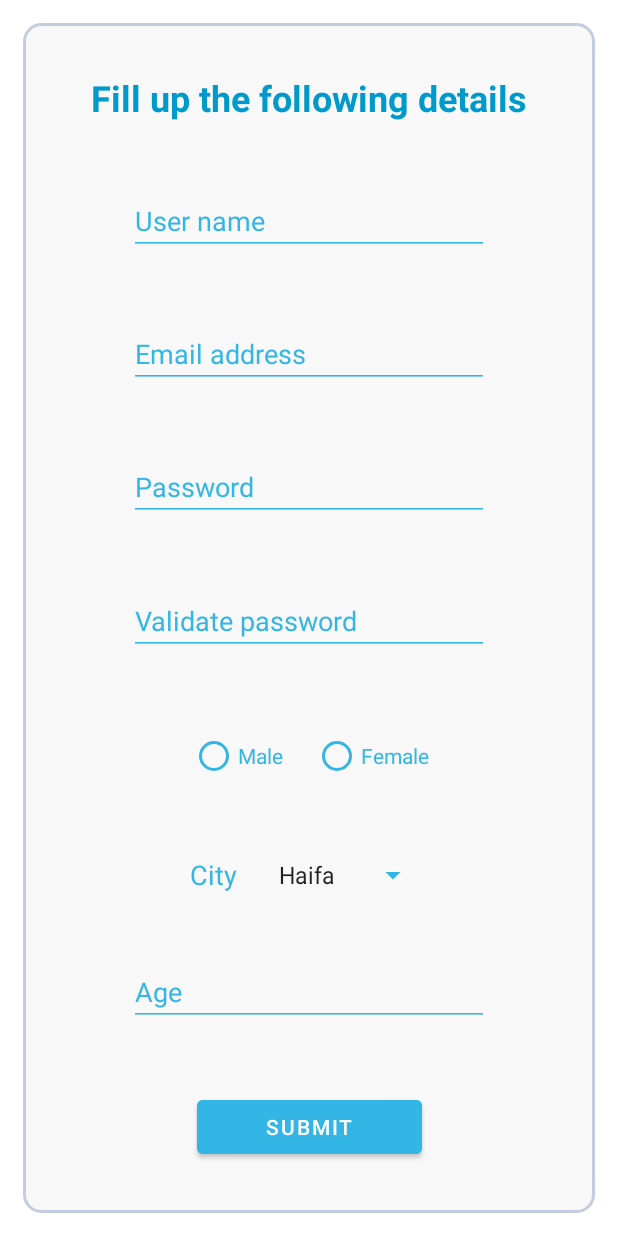
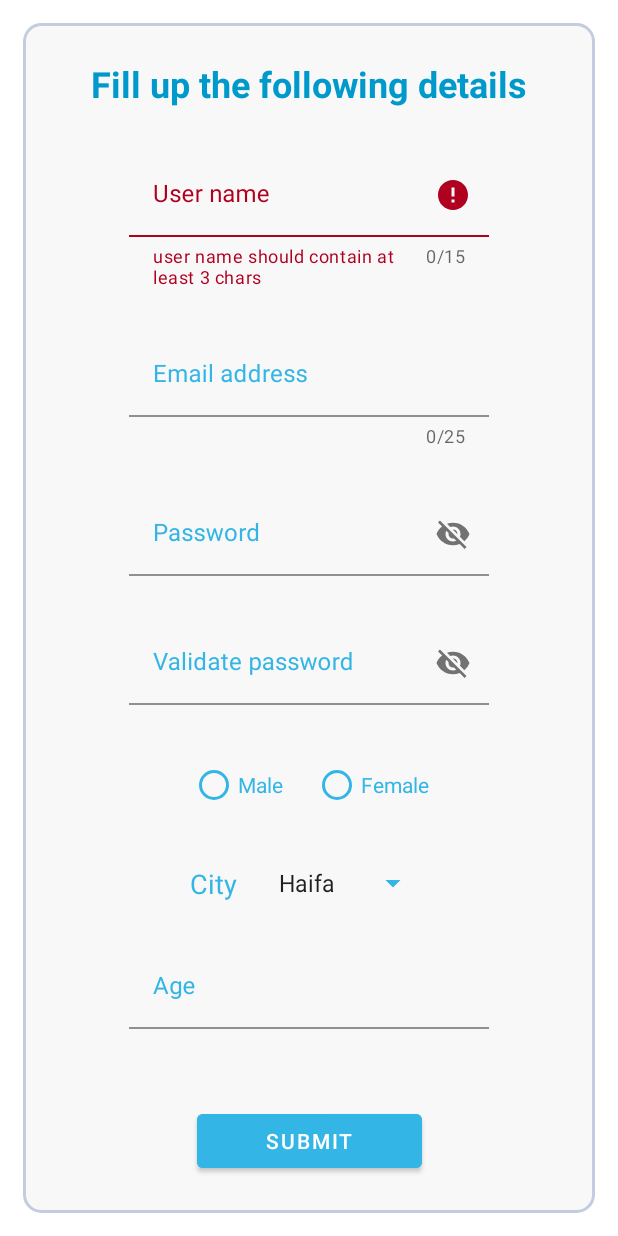
Before and after one commit to ofirmoss/IntroProject, an Android app: the FormFragment screen opened through its navigation route, after a tap on "SUBMIT", on a phone screen of 412 x 824 dp. Run offline under Robolectric (Android 15) with nearby library versions, the phone set to English and light mode, and no system bars; our stand-ins replace Room's generated code.

Commit message:
upgrading form

```diff
--- a/app/src/main/java/mossinoson/ofir/firstApp/data/local/db/UserDatebase.kt
+++ b/app/src/main/java/mossinoson/ofir/firstApp/data/local/db/UserDatebase.kt
@@ -8,7 +8,7 @@ import mossinoson.ofir.firstApp.data.local.entity.User
 import mossinoson.ofir.firstApp.data.local.db.dao.UserDao
 
 @Database(entities = [User::class], version = 1, exportSchema = false)
-public abstract class UserDatebase : RoomDatabase() {
+abstract class UserDatebase : RoomDatabase() {
 
     abstract fun userDao(): UserDao
 
--- a/app/src/main/java/mossinoson/ofir/firstApp/data/local/db/dao/UserDao.kt
+++ b/app/src/main/java/mossinoson/ofir/firstApp/data/local/db/dao/UserDao.kt
@@ -5,7 +5,7 @@ import androidx.room.*
 import mossinoson.ofir.firstApp.data.local.entity.User
 
 @Dao
-interface UserDao {
+interface  UserDao {
 
     @Insert(onConflict = OnConflictStrategy.REPLACE)
     fun addUser(user: User)
--- a/app/src/main/java/mossinoson/ofir/firstApp/ui/form/FormFragment.kt
+++ b/app/src/main/java/mossinoson/ofir/firstApp/ui/form/FormFragment.kt
@@ -6,10 +6,12 @@ import android.view.LayoutInflater
 import android.view.View
 import android.view.ViewGroup
 import android.widget.*
+import androidx.core.widget.doAfterTextChanged
 import androidx.fragment.app.Fragment
 import androidx.lifecycle.ViewModelProvider
 import androidx.navigation.fragment.findNavController
 import androidx.navigation.fragment.navArgs
+import com.google.android.material.textfield.TextInputLayout
 import mossinoson.ofir.firstApp.R
 import mossinoson.ofir.firstApp.data.local.entity.User
 import mossinoson.ofir.firstApp.ui.userlist.UserListViewModel
@@ -19,13 +21,13 @@ class FormFragment : Fragment() {
 
     private val args by navArgs<FormFragmentArgs>()
 
-    private lateinit var userNameEt: EditText
-    private lateinit var emailEt: EditText
-    private lateinit var passwordEt: EditText
-    private lateinit var passwordValidationEt: EditText
+    private lateinit var userNameTil: TextInputLayout
+    private lateinit var emailTil: TextInputLayout
+    private lateinit var passwordTil: TextInputLayout
+    private lateinit var passwordValidationTil: TextInputLayout
     private lateinit var genderRg: RadioGroup
     private lateinit var citySpinner: Spinner
-    private lateinit var ageEt: EditText
+    private lateinit var ageTil: TextInputLayout
     private lateinit var submitBtn: Button
 
     private lateinit var mUserListViewModel: UserListViewModel
@@ -44,17 +46,16 @@ class FormFragment : Fragment() {
         return inflater.inflate(R.layout.fragment_form, container, false)
     }
 
-    override fun onActivityCreated(savedInstanceState: Bundle?) {
-        super.onActivityCreated(savedInstanceState)
-//        super.onCreate(savedInstanceState)
+    override fun onViewCreated(view: View, savedInstanceState: Bundle?) {
+        super.onViewCreated(view, savedInstanceState)
         requireView().apply {
-            userNameEt = findViewById(R.id.user_name_et)
-            emailEt = findViewById(R.id.email_et)
-            passwordEt = findViewById(R.id.password_et)
-            passwordValidationEt = findViewById(R.id.password_validation_et)
+            userNameTil = findViewById(R.id.user_name_et)
+            emailTil = findViewById(R.id.email_et)
+            passwordTil = findViewById(R.id.password_et)
+            passwordValidationTil = findViewById(R.id.password_validation_et)
             genderRg = findViewById(R.id.gender_rg)
             citySpinner = findViewById(R.id.city_spinner)
-            ageEt = findViewById(R.id.age_et)
+            ageTil = findViewById(R.id.age_et)
             submitBtn = findViewById(R.id.submit_btn)
         }
 
@@ -65,28 +66,32 @@ class FormFragment : Fragment() {
             fillUserDetails()
         }
 
+        userNameTil.editText?.doAfterTextChanged {
+            userNameTil.error = null
+        }
+
+        emailTil.editText?.doAfterTextChanged {
+            userNameTil.error = null
+        }
+
         submitBtn.setOnClickListener {
 
-            if (userNameEt.text.toString() == "pass") {
+            if (userNameTil.editText?.text.toString() == "pass") {
                 navigateToUserList()
                 return@setOnClickListener
             }
 
-            if (userNameEt.text.length < 3) {
-                Toast.makeText(
-                    requireContext(),
-                    "user name should contain at least 3 chars",
-                    Toast.LENGTH_SHORT
-                ).show()
+            if (userNameTil.editText?.text?.length ?: 0 < 3) {
+                userNameTil.error = "user name should contain at least 3 chars"
                 return@setOnClickListener
             }
 
-            if (!Patterns.EMAIL_ADDRESS.matcher(emailEt.text).matches()) {
-                Toast.makeText(requireContext(), "email should be valid", Toast.LENGTH_SHORT).show()
+            if (!Patterns.EMAIL_ADDRESS.matcher(emailTil.editText?.text.toString()).matches()) {
+                emailTil.error = "email should be valid"
                 return@setOnClickListener
             }
 
-            if (passwordEt.text.isEmpty() || passwordValidationEt.text.isEmpty() || passwordEt.text.toString() != passwordValidationEt.text.toString()) {
+            if (passwordTil.editText?.text?.isEmpty() == true || passwordValidationTil.editText?.text?.isEmpty() == true || passwordTil.editText?.text.toString() != passwordValidationTil.editText?.text.toString()) {
                 Toast.makeText(
                     requireContext(),
                     "password and password validation should be the same",
@@ -107,7 +112,7 @@ class FormFragment : Fragment() {
                 return@setOnClickListener
             }
 
-            if (ageEt.text.isEmpty()) {
+            if (ageTil.editText?.text?.isEmpty() == true) {
                 Toast.makeText(requireContext(), "please insert age", Toast.LENGTH_SHORT).show()
                 return@setOnClickListener
             }
@@ -118,10 +123,10 @@ class FormFragment : Fragment() {
 
     private fun fillUserDetails() {
         user?.apply {
-            userNameEt.setText(userName)
-            emailEt.setText(email)
-            passwordEt.setText(password)
-            passwordValidationEt.setText(password)
+            userNameTil.editText?.setText(userName)
+            emailTil.editText?.setText(email)
+            passwordTil.editText?.setText(password)
+            passwordValidationTil.editText?.setText(password)
             genderRg.check(if (gender == "male") R.id.male_rb else R.id.female_rb)
 //            val citiesMap = {
 //                "Haifa": 0,
@@ -129,7 +134,7 @@ class FormFragment : Fragment() {
 //                "Eilat": 2
 //            }
 //            citySpinner.setSelection(citiesMap[user.city])
-            ageEt.setText(age.toString())
+            ageTil.editText?.setText(age.toString())
         }
     }
 
@@ -150,12 +155,12 @@ class FormFragment : Fragment() {
 
     private fun extractUserData() {
         user = User(
-            userNameEt.text.toString(),
-            emailEt.text.toString(),
-            passwordEt.text.toString(),
+            userNameTil.editText?.text.toString(),
+            emailTil.editText?.text.toString(),
+            passwordTil.editText?.text.toString(),
             if (genderRg.checkedRadioButtonId == R.id.male_rb) "male" else "female",
             citySpinner.selectedItem.toString(),
-            ageEt.text.toString().toInt(),
+            ageTil.editText?.text.toString().toInt(),
             user?.id ?: 0
         )
     }
--- a/app/src/main/res/anim/from_right.xml
+++ b/app/src/main/res/anim/from_right.xml
@@ -1,6 +1,6 @@
 <?xml version="1.0" encoding="utf-8"?>
 <set xmlns:android="http://schemas.android.com/apk/res/android">
 
-    <translate android:fromXDelta="100%" android:toXDelta="0%" android:duration="300"/>
+    <translate android:fromXDelta="100%" android:toXDelta="0%" android:duration="500"/>
 
 </set>
--- a/app/src/main/res/drawable/round_shape.xml
+++ b/app/src/main/res/drawable/round_shape.xml
@@ -1,7 +1,7 @@
 <?xml version="1.0" encoding="utf-8"?>
 <shape xmlns:android="http://schemas.android.com/apk/res/android">
 
-    <solid android:color="#0D777777" />
+        <solid android:color="#0D777777" />
 
     <stroke
         android:width="2dp"
--- a/app/src/main/res/layout/fragment_form.xml
+++ b/app/src/main/res/layout/fragment_form.xml
@@ -21,19 +21,33 @@
         app:layout_constraintStart_toStartOf="parent"
         app:layout_constraintTop_toTopOf="parent" />
 
-    <androidx.appcompat.widget.AppCompatEditText
+    <com.google.android.material.textfield.TextInputLayout
         android:id="@+id/user_name_et"
         style="@style/FormStyle"
         android:layout_width="240dp"
         android:layout_height="wrap_content"
         android:hint="@string/user_name_hint"
-        android:inputType="text"
         app:layout_constraintBottom_toTopOf="@id/email_et"
         app:layout_constraintEnd_toEndOf="parent"
         app:layout_constraintStart_toStartOf="parent"
-        app:layout_constraintTop_toBottomOf="@id/title_tv" />
+        app:boxBackgroundColor="#0D777777"
+        app:endIconMode="clear_text"
+        app:errorEnabled="true"
+        app:counterEnabled="true"
+        app:counterMaxLength="15"
+        app:layout_constraintTop_toBottomOf="@id/title_tv">
 
-    <androidx.appcompat.widget.AppCompatEditText
+        <com.google.android.material.textfield.TextInputEditText
+            android:layout_width="match_parent"
+            android:layout_height="wrap_content"
+            android:inputType="text"
+            android:digits="abcdefghijklmnopqrstuvwxyzABCDEFGHIJKLMNOPQRSTUVWXYZ"
+            android:maxLength="15"
+            />
+
+    </com.google.android.material.textfield.TextInputLayout>
+
+    <com.google.android.material.textfield.TextInputLayout
         android:id="@+id/email_et"
         style="@style/FormStyle"
         android:layout_width="240dp"
@@ -43,9 +57,23 @@
         app:layout_constraintBottom_toTopOf="@id/password_et"
         app:layout_constraintEnd_toEndOf="parent"
         app:layout_constraintStart_toStartOf="parent"
-        app:layout_constraintTop_toBottomOf="@id/user_name_et" />
+        app:boxBackgroundColor="#0D777777"
+        app:endIconMode="clear_text"
+        app:errorEnabled="true"
+        app:counterEnabled="true"
+        app:counterMaxLength="25"
+        app:layout_constraintTop_toBottomOf="@id/user_name_et">
 
-    <androidx.appcompat.widget.AppCompatEditText
+        <com.google.android.material.textfield.TextInputEditText
+            android:layout_width="match_parent"
+            android:layout_height="wrap_content"
+            android:inputType="textCapWords"
+            android:maxLength="25"
+            />
+
+    </com.google.android.material.textfield.TextInputLayout>
+
+    <com.google.android.material.textfield.TextInputLayout
         android:id="@+id/password_et"
         style="@style/FormStyle"
         android:layout_width="240dp"
@@ -55,9 +83,19 @@
         app:layout_constraintBottom_toTopOf="@id/password_validation_et"
         app:layout_constraintEnd_toEndOf="parent"
         app:layout_constraintStart_toStartOf="parent"
-        app:layout_constraintTop_toBottomOf="@id/email_et" />
+        app:boxBackgroundColor="#0D777777"
+        app:passwordToggleEnabled="true"
+        app:layout_constraintTop_toBottomOf="@id/email_et">
 
-    <androidx.appcompat.widget.AppCompatEditText
+        <com.google.android.material.textfield.TextInputEditText
+            android:layout_width="match_parent"
+            android:layout_height="wrap_content"
+            android:inputType="textCapWords"
+            />
+
+    </com.google.android.material.textfield.TextInputLayout>
+
+    <com.google.android.material.textfield.TextInputLayout
         android:id="@+id/password_validation_et"
         style="@style/FormStyle"
         android:layout_width="240dp"
@@ -67,7 +105,17 @@
         app:layout_constraintBottom_toTopOf="@id/gender_rg"
         app:layout_constraintEnd_toEndOf="parent"
         app:layout_constraintStart_toStartOf="parent"
-        app:layout_constraintTop_toBottomOf="@id/password_et" />
+        app:boxBackgroundColor="#0D777777"
+        app:passwordToggleEnabled="true"
+        app:layout_constraintTop_toBottomOf="@id/password_et">
+
+        <com.google.android.material.textfield.TextInputEditText
+            android:layout_width="match_parent"
+            android:layout_height="wrap_content"
+            android:inputType="textCapWords"
+            />
+
+    </com.google.android.material.textfield.TextInputLayout>
 
     <RadioGroup
         android:id="@+id/gender_rg"
@@ -103,8 +151,8 @@
     <TextView
         android:id="@+id/city_tv"
         android:layout_width="wrap_content"
+        android:layout_height="wrap_content"
         android:layout_marginEnd="10dp"
-        android:layout_height="wrap_content"
         android:text="@string/city"
         android:textColor="@android:color/holo_blue_light"
         android:textSize="18sp"
@@ -117,15 +165,15 @@
         android:id="@+id/city_spinner"
         style="@style/FormStyle"
         android:layout_width="0dp"
+        android:layout_height="wrap_content"
         android:layout_marginStart="10dp"
-        android:layout_height="wrap_content"
         android:entries="@array/cities"
         app:layout_constraintBottom_toTopOf="@id/age_et"
         app:layout_constraintEnd_toEndOf="@id/gender_rg"
         app:layout_constraintStart_toEndOf="@id/city_tv"
         app:layout_constraintTop_toBottomOf="@id/gender_rg" />
 
-    <androidx.appcompat.widget.AppCompatEditText
+    <com.google.android.material.textfield.TextInputLayout
         android:id="@+id/age_et"
         style="@style/FormStyle"
         android:layout_width="240dp"
@@ -135,7 +183,18 @@
         app:layout_constraintBottom_toTopOf="@id/submit_btn"
         app:layout_constraintEnd_toEndOf="parent"
         app:layout_constraintStart_toStartOf="parent"
-        app:layout_constraintTop_toBottomOf="@id/city_spinner" />
+        app:boxBackgroundColor="#0D777777"
+        app:endIconMode="clear_text"
+        app:errorEnabled="true"
+        app:layout_constraintTop_toBottomOf="@id/city_spinner">
+
+        <com.google.android.material.textfield.TextInputEditText
+            android:layout_width="match_parent"
+            android:layout_height="wrap_content"
+            android:inputType="textCapWords"
+            />
+
+    </com.google.android.material.textfield.TextInputLayout>
 
     <Button
         android:id="@+id/submit_btn"
--- a/app/src/main/res/values/dimens.xml
+++ b/app/src/main/res/values/dimens.xml
@@ -1,4 +1,4 @@
 <?xml version="1.0" encoding="utf-8"?>
 <resources>
-    <dimen name="form_margin">10dp</dimen>
+    <dimen name="form_margin">5dp</dimen>
 </resources>
```
Also changed, not shown: app/src/main/java/mossinoson/ofir/firstApp/ui/userlist/UserListAdapter.kt (+14 -14 lines), app/src/main/java/mossinoson/ofir/firstApp/ui/userlistitem/UserListFragment.kt (deleted, +0 -20 lines).
